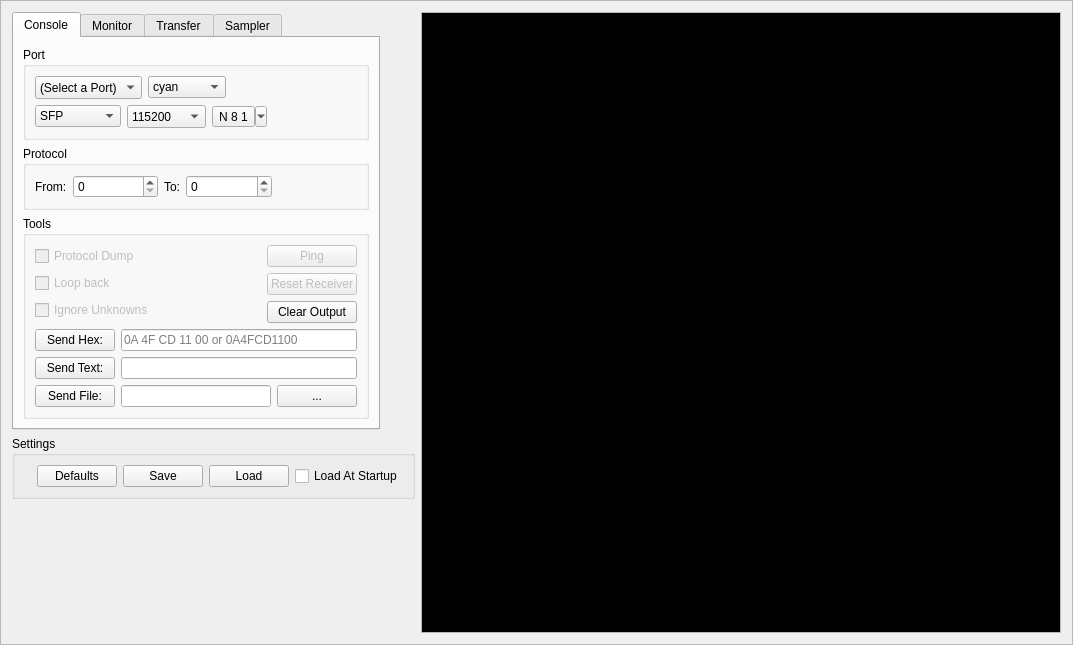
Qt form terminal.ui (strawbot/TimbreTalk) before a commit.
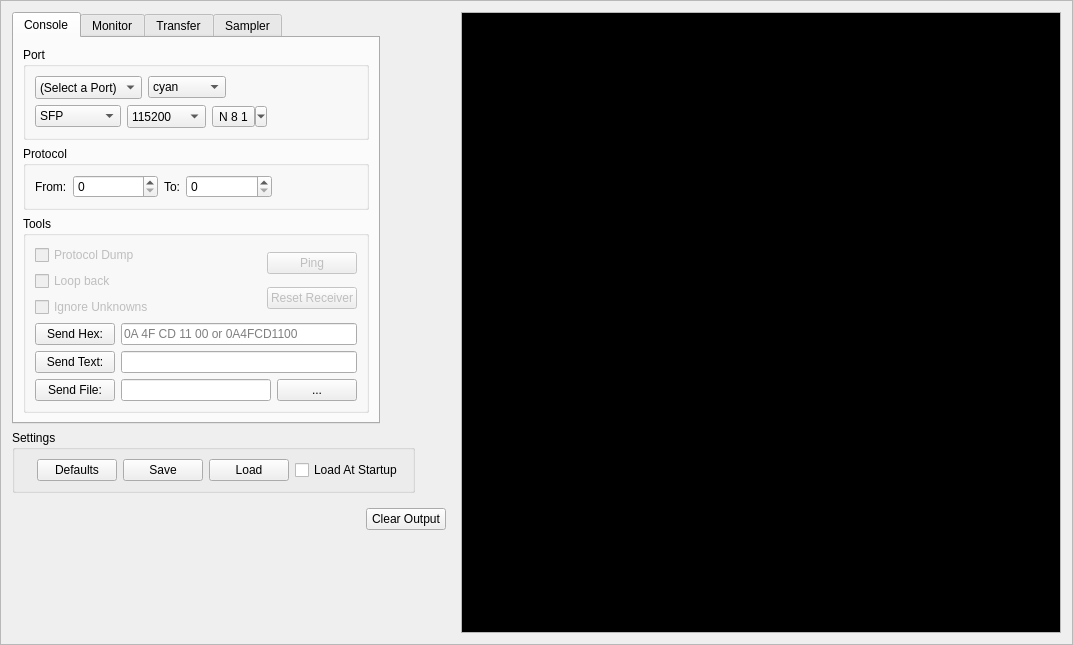
The same form after that commit. Custom widgets are drawn as their Qt base class.

Commit message: monitor updates for DCP

Diff of the .ui file:
```diff
--- a/terminal.ui
+++ b/terminal.ui
@@ -498,13 +498,6 @@
                     </property>
                    </widget>
                   </item>
-                  <item>
-                   <widget class="QPushButton" name="pushButton">
-                    <property name="text">
-                     <string>Clear Output</string>
-                    </property>
-                   </widget>
-                  </item>
                  </layout>
                 </item>
                </layout>
@@ -1818,6 +1811,38 @@
        </layout>
       </widget>
      </item>
+     <item>
+      <widget class="QWidget" name="widget" native="true">
+       <property name="minimumSize">
+        <size>
+         <width>0</width>
+         <height>20</height>
+        </size>
+       </property>
+       <layout class="QHBoxLayout" name="horizontalLayout_2">
+        <item>
+         <spacer name="horizontalSpacer">
+          <property name="orientation">
+           <enum>Qt::Horizontal</enum>
+          </property>
+          <property name="sizeHint" stdset="0">
+           <size>
+            <width>40</width>
+            <height>20</height>
+           </size>
+          </property>
+         </spacer>
+        </item>
+        <item>
+         <widget class="QPushButton" name="pushButton">
+          <property name="text">
+           <string>Clear Output</string>
+          </property>
+         </widget>
+        </item>
+       </layout>
+      </widget>
+     </item>
      <item>
       <spacer name="verticalSpacer_3">
        <property name="orientation">
```
The commit also changes 2 other files.
